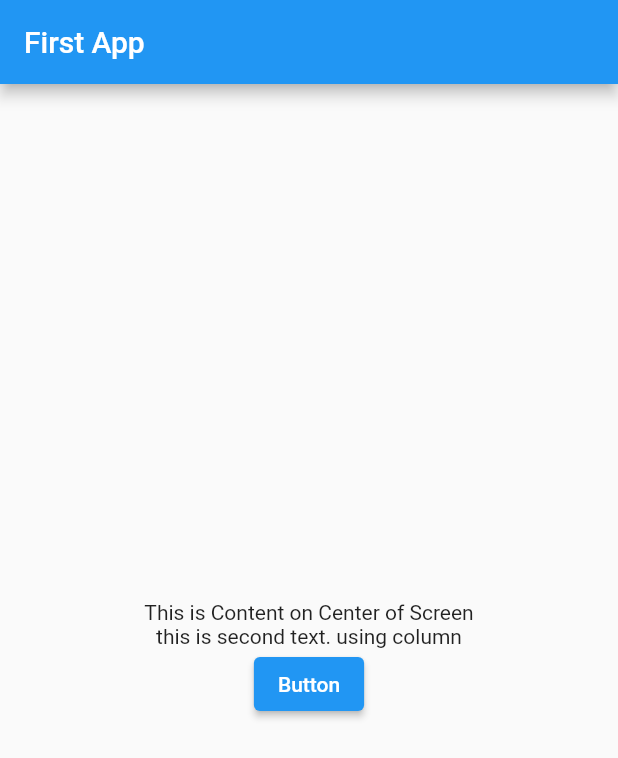
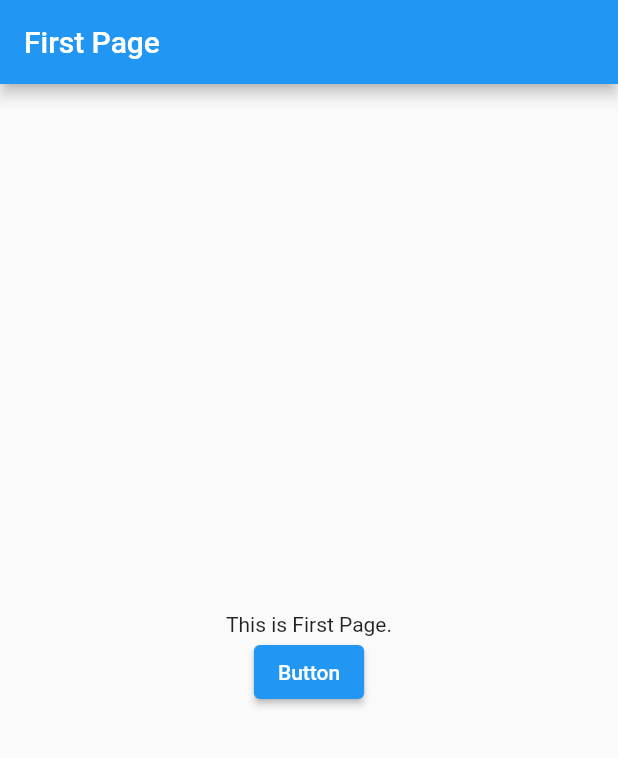
Before and after one commit to ilhamgusti/learning_flutter_beginner, a Flutter app: the screen it shows after launch, on a phone screen of 412 x 824 dp. Shown: the top 758 px of the screen. Run offline on Flutter 3.47's test engine with Material 2 defaults, Android fonts, the light colour scheme and no system bars.

Commit message:
add first page

```diff
--- a/lib/main.dart
+++ b/lib/main.dart
@@ -9,7 +9,7 @@
   Widget build(BuildContext context) {
     return const MaterialApp(
       title: "Flutter Demo",
-      home: HomePage(),
+      home: FirstPage(),
     );
   }
 }
@@ -36,3 +36,23 @@
     );
   }
 }
+
+class FirstPage extends StatelessWidget {
+  const FirstPage({super.key});
+
+  @override
+  Widget build(BuildContext context) {
+    return Scaffold(
+      appBar: AppBar(title: Text("First Page")),
+      body: Center(
+        child: Column(
+          mainAxisAlignment: MainAxisAlignment.center,
+          children: [
+            const Text("This is First Page."),
+            ElevatedButton(onPressed: () {}, child: Text("Button"))
+          ],
+        ),
+      ),
+    );
+  }
+}
```
